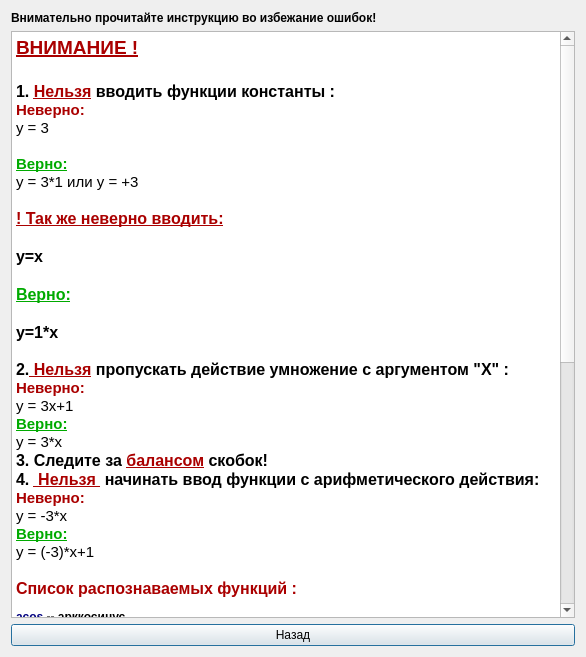
The window that functionhelp.ui (spellanser/graphx) describes before a commit, drawn with Qt 5.
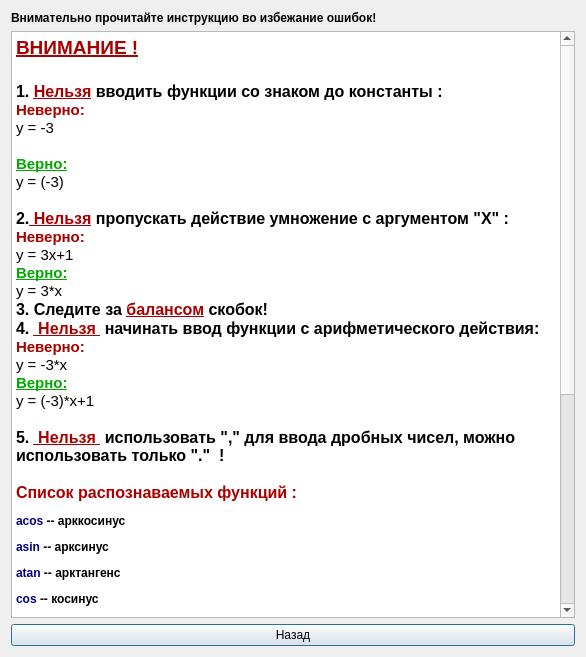
The same window after the commit. Icons and pictures are not drawn.

Patch:
```diff
--- a/functionhelp.ui
+++ b/functionhelp.ui
@@ -46,21 +46,13 @@
 &lt;/style&gt;&lt;/head&gt;&lt;body style=&quot; font-family:'Ubuntu'; font-size:11pt; font-weight:400; font-style:normal;&quot;&gt;
 &lt;p style=&quot; margin-top:0px; margin-bottom:0px; margin-left:0px; margin-right:0px; -qt-block-indent:0; text-indent:0px;&quot;&gt;&lt;span style=&quot; font-size:14pt; font-weight:600; text-decoration: underline; color:#aa0000;&quot;&gt;ВНИМАНИЕ !&lt;/span&gt;&lt;/p&gt;
 &lt;p style=&quot;-qt-paragraph-type:empty; margin-top:0px; margin-bottom:0px; margin-left:0px; margin-right:0px; -qt-block-indent:0; text-indent:0px; font-size:14pt; text-decoration: underline;&quot;&gt;&lt;/p&gt;
-&lt;p style=&quot; margin-top:0px; margin-bottom:0px; margin-left:0px; margin-right:0px; -qt-block-indent:0; text-indent:0px;&quot;&gt;&lt;span style=&quot; font-size:12pt; font-weight:600; color:#000000;&quot;&gt;1.&lt;/span&gt;&lt;span style=&quot; font-size:12pt; font-weight:600; color:#aa0000;&quot;&gt; &lt;/span&gt;&lt;span style=&quot; font-size:12pt; font-weight:600; text-decoration: underline; color:#aa0000;&quot;&gt;Нельзя&lt;/span&gt;&lt;span style=&quot; font-size:12pt; font-weight:600; color:#aa0000;&quot;&gt; &lt;/span&gt;&lt;span style=&quot; font-size:12pt; font-weight:600; color:#000000;&quot;&gt;вводить функции константы :&lt;/span&gt;&lt;/p&gt;
+&lt;p style=&quot; margin-top:0px; margin-bottom:0px; margin-left:0px; margin-right:0px; -qt-block-indent:0; text-indent:0px;&quot;&gt;&lt;span style=&quot; font-size:12pt; font-weight:600; color:#000000;&quot;&gt;1.&lt;/span&gt;&lt;span style=&quot; font-size:12pt; font-weight:600; color:#aa0000;&quot;&gt; &lt;/span&gt;&lt;span style=&quot; font-size:12pt; font-weight:600; text-decoration: underline; color:#aa0000;&quot;&gt;Нельзя&lt;/span&gt;&lt;span style=&quot; font-size:12pt; font-weight:600; color:#aa0000;&quot;&gt; &lt;/span&gt;&lt;span style=&quot; font-size:12pt; font-weight:600; color:#000000;&quot;&gt;вводить функции со знаком до константы :&lt;/span&gt;&lt;/p&gt;
 &lt;p style=&quot; margin-top:0px; margin-bottom:0px; margin-left:0px; margin-right:0px; -qt-block-indent:0; text-indent:0px;&quot;&gt;&lt;span style=&quot; font-weight:600; color:#aa0000;&quot;&gt;Неверно:&lt;/span&gt;&lt;/p&gt;
-&lt;p style=&quot; margin-top:0px; margin-bottom:0px; margin-left:0px; margin-right:0px; -qt-block-indent:0; text-indent:0px;&quot;&gt;&lt;span style=&quot; color:#000000;&quot;&gt;y = 3 &lt;/span&gt;&lt;/p&gt;
+&lt;p style=&quot; margin-top:0px; margin-bottom:0px; margin-left:0px; margin-right:0px; -qt-block-indent:0; text-indent:0px;&quot;&gt;&lt;span style=&quot; color:#000000;&quot;&gt;y = -3 &lt;/span&gt;&lt;/p&gt;
 &lt;p style=&quot;-qt-paragraph-type:empty; margin-top:0px; margin-bottom:0px; margin-left:0px; margin-right:0px; -qt-block-indent:0; text-indent:0px; color:#000000;&quot;&gt;&lt;/p&gt;
 &lt;p style=&quot; margin-top:0px; margin-bottom:0px; margin-left:0px; margin-right:0px; -qt-block-indent:0; text-indent:0px;&quot;&gt;&lt;span style=&quot; font-weight:600; text-decoration: underline; color:#00aa00;&quot;&gt;Верно:&lt;/span&gt;&lt;/p&gt;
-&lt;p style=&quot; margin-top:0px; margin-bottom:0px; margin-left:0px; margin-right:0px; -qt-block-indent:0; text-indent:0px;&quot;&gt;&lt;span style=&quot; color:#000000;&quot;&gt;y = 3*1 или y = +3&lt;/span&gt;&lt;/p&gt;
+&lt;p style=&quot; margin-top:0px; margin-bottom:0px; margin-left:0px; margin-right:0px; -qt-block-indent:0; text-indent:0px;&quot;&gt;&lt;span style=&quot; color:#000000;&quot;&gt;y = (-3)&lt;/span&gt;&lt;/p&gt;
 &lt;p style=&quot;-qt-paragraph-type:empty; margin-top:0px; margin-bottom:0px; margin-left:0px; margin-right:0px; -qt-block-indent:0; text-indent:0px; color:#000000;&quot;&gt;&lt;/p&gt;
-&lt;p style=&quot; margin-top:0px; margin-bottom:0px; margin-left:0px; margin-right:0px; -qt-block-indent:0; text-indent:0px;&quot;&gt;&lt;span style=&quot; font-size:12pt; font-weight:600; text-decoration: underline; color:#aa0000;&quot;&gt;! Так же неверно вводить:&lt;/span&gt;&lt;/p&gt;
-&lt;p style=&quot;-qt-paragraph-type:empty; margin-top:0px; margin-bottom:0px; margin-left:0px; margin-right:0px; -qt-block-indent:0; text-indent:0px; font-size:12pt; font-weight:600; text-decoration: underline; color:#aa0000;&quot;&gt;&lt;/p&gt;
-&lt;p style=&quot; margin-top:0px; margin-bottom:0px; margin-left:0px; margin-right:0px; -qt-block-indent:0; text-indent:0px;&quot;&gt;&lt;span style=&quot; font-size:12pt; font-weight:600; color:#000000;&quot;&gt;y=x&lt;/span&gt;&lt;/p&gt;
-&lt;p style=&quot;-qt-paragraph-type:empty; margin-top:0px; margin-bottom:0px; margin-left:0px; margin-right:0px; -qt-block-indent:0; text-indent:0px; font-size:12pt; font-weight:600; text-decoration: underline; color:#aa0000;&quot;&gt;&lt;/p&gt;
-&lt;p style=&quot; margin-top:0px; margin-bottom:0px; margin-left:0px; margin-right:0px; -qt-block-indent:0; text-indent:0px;&quot;&gt;&lt;span style=&quot; font-size:12pt; font-weight:600; text-decoration: underline; color:#00aa00;&quot;&gt;Верно:&lt;/span&gt;&lt;/p&gt;
-&lt;p style=&quot;-qt-paragraph-type:empty; margin-top:0px; margin-bottom:0px; margin-left:0px; margin-right:0px; -qt-block-indent:0; text-indent:0px; font-size:12pt; font-weight:600; text-decoration: underline; color:#00aa00;&quot;&gt;&lt;/p&gt;
-&lt;p style=&quot; margin-top:0px; margin-bottom:0px; margin-left:0px; margin-right:0px; -qt-block-indent:0; text-indent:0px;&quot;&gt;&lt;span style=&quot; font-size:12pt; font-weight:600; color:#000000;&quot;&gt;y=1*x&lt;/span&gt;&lt;/p&gt;
-&lt;p style=&quot;-qt-paragraph-type:empty; margin-top:0px; margin-bottom:0px; margin-left:0px; margin-right:0px; -qt-block-indent:0; text-indent:0px;&quot;&gt;&lt;/p&gt;
 &lt;p style=&quot; margin-top:0px; margin-bottom:0px; margin-left:0px; margin-right:0px; -qt-block-indent:0; text-indent:0px;&quot;&gt;&lt;span style=&quot; font-size:12pt; font-weight:600; color:#000000;&quot;&gt;2.&lt;/span&gt;&lt;span style=&quot; font-size:12pt; font-weight:600; text-decoration: underline; color:#aa0000;&quot;&gt; Нельзя&lt;/span&gt;&lt;span style=&quot; font-size:12pt; font-weight:600; color:#aa0000;&quot;&gt; &lt;/span&gt;&lt;span style=&quot; font-size:12pt; font-weight:600; color:#000000;&quot;&gt;пропускать действие умножение с аргументом &amp;quot;X&amp;quot; :&lt;/span&gt;&lt;/p&gt;
 &lt;p style=&quot; margin-top:0px; margin-bottom:0px; margin-left:0px; margin-right:0px; -qt-block-indent:0; text-indent:0px;&quot;&gt;&lt;span style=&quot; font-weight:600; color:#aa0000;&quot;&gt;Неверно:&lt;/span&gt;&lt;/p&gt;
 &lt;p style=&quot; margin-top:0px; margin-bottom:0px; margin-left:0px; margin-right:0px; -qt-block-indent:0; text-indent:0px;&quot;&gt;&lt;span style=&quot; color:#000000;&quot;&gt;y = 3x+1&lt;/span&gt;&lt;/p&gt;
@@ -73,6 +65,8 @@
 &lt;p style=&quot; margin-top:0px; margin-bottom:0px; margin-left:0px; margin-right:0px; -qt-block-indent:0; text-indent:0px;&quot;&gt;&lt;span style=&quot; font-weight:600; text-decoration: underline; color:#00aa00;&quot;&gt;Верно:&lt;/span&gt;&lt;/p&gt;
 &lt;p style=&quot; margin-top:0px; margin-bottom:0px; margin-left:0px; margin-right:0px; -qt-block-indent:0; text-indent:0px;&quot;&gt;&lt;span style=&quot; color:#000000;&quot;&gt;y = (-3)*x+1&lt;/span&gt;&lt;/p&gt;
 &lt;p style=&quot;-qt-paragraph-type:empty; margin-top:0px; margin-bottom:0px; margin-left:0px; margin-right:0px; -qt-block-indent:0; text-indent:0px; color:#000000;&quot;&gt;&lt;/p&gt;
+&lt;p style=&quot; margin-top:0px; margin-bottom:0px; margin-left:0px; margin-right:0px; -qt-block-indent:0; text-indent:0px;&quot;&gt;&lt;span style=&quot; font-size:12pt; font-weight:600; color:#000000;&quot;&gt;5. &lt;/span&gt;&lt;span style=&quot; font-size:12pt; font-weight:600; text-decoration: underline; color:#aa0000;&quot;&gt; Нельзя &lt;/span&gt;&lt;span style=&quot; font-size:12pt; font-weight:600; color:#000000;&quot;&gt; использовать &amp;quot;,&amp;quot; для ввода дробных чисел, можно использовать только &amp;quot;.&amp;quot;  !&lt;/span&gt;&lt;/p&gt;
+&lt;p style=&quot;-qt-paragraph-type:empty; margin-top:0px; margin-bottom:0px; margin-left:0px; margin-right:0px; -qt-block-indent:0; text-indent:0px; color:#000000;&quot;&gt;&lt;/p&gt;
 &lt;p style=&quot; margin-top:0px; margin-bottom:0px; margin-left:0px; margin-right:0px; -qt-block-indent:0; text-indent:0px;&quot;&gt;&lt;span style=&quot; font-size:12pt; font-weight:600; color:#aa0000;&quot;&gt;Список распознаваемых функций :&lt;/span&gt;&lt;/p&gt;
 &lt;p style=&quot; margin-top:12px; margin-bottom:0px; margin-left:0px; margin-right:0px; -qt-block-indent:0; text-indent:0px;&quot;&gt;&lt;span style=&quot; font-family:'Courier New, monospace'; font-size:medium; font-weight:600; color:#00007f;&quot;&gt;acos&lt;/span&gt;&lt;span style=&quot; font-family:'Courier New, monospace'; font-size:medium; font-weight:600; color:#000000;&quot;&gt; -- арккосинус &lt;/span&gt;&lt;/p&gt;
 &lt;p style=&quot; margin-top:12px; margin-bottom:0px; margin-left:0px; margin-right:0px; -qt-block-indent:0; text-indent:0px;&quot;&gt;&lt;span style=&quot; font-family:'Courier New, monospace'; font-size:medium; font-weight:600; color:#00007f;&quot;&gt;asin&lt;/span&gt;&lt;span style=&quot; font-family:'Courier New, monospace'; font-size:medium; font-weight:600; color:#000000;&quot;&gt; -- арксинус &lt;/span&gt;&lt;/p&gt;
```
